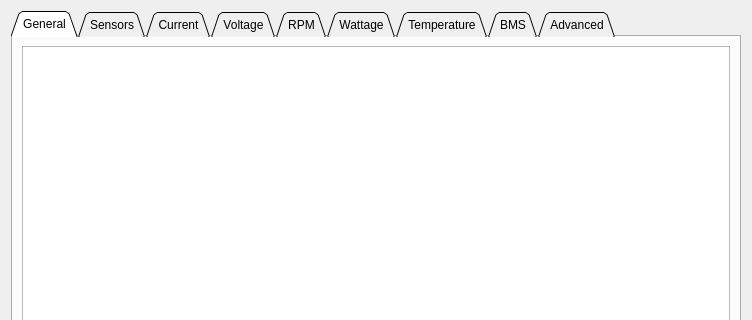
Above: pages/pagemotor.ui from njupt-robomasters/vesc_tool-zh before the change; both pictures show x 0 to 752 and y 0 to 320 of the 752 by 536 pixel window. Below: the same form after it.
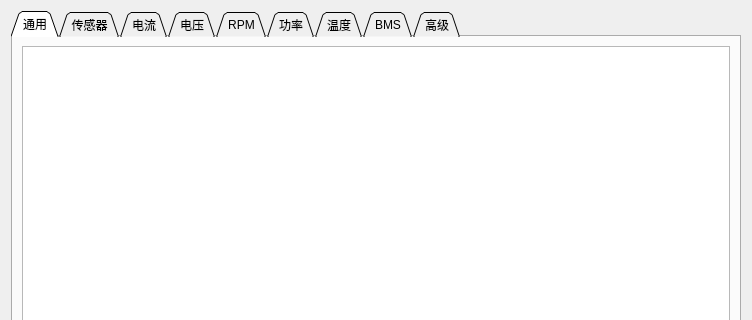
That is the form after the change. Custom widgets are drawn as their Qt base class.

Diff of the .ui file:
```diff
--- a/pages/pagemotor.ui
+++ b/pages/pagemotor.ui
@@ -24,7 +24,7 @@
      </property>
      <widget class="QWidget" name="tab">
       <attribute name="title">
-       <string>General</string>
+       <string>通用</string>
       </attribute>
       <layout class="QVBoxLayout" name="verticalLayout_2">
        <item>
@@ -40,7 +40,7 @@
      </widget>
      <widget class="QWidget" name="tab_9">
       <attribute name="title">
-       <string>Sensors</string>
+       <string>传感器</string>
       </attribute>
       <layout class="QVBoxLayout" name="verticalLayout_10">
        <item>
@@ -50,7 +50,7 @@
      </widget>
      <widget class="QWidget" name="tab_2">
       <attribute name="title">
-       <string>Current</string>
+       <string>电流</string>
       </attribute>
       <layout class="QVBoxLayout" name="verticalLayout_3">
        <item>
@@ -60,7 +60,7 @@
      </widget>
      <widget class="QWidget" name="tab_3">
       <attribute name="title">
-       <string>Voltage</string>
+       <string>电压</string>
       </attribute>
       <layout class="QVBoxLayout" name="verticalLayout_4">
        <item>
@@ -83,7 +83,7 @@
      </widget>
      <widget class="QWidget" name="tab_7">
       <attribute name="title">
-       <string>Wattage</string>
+       <string>功率</string>
       </attribute>
       <layout class="QVBoxLayout" name="verticalLayout_8">
        <item>
@@ -93,7 +93,7 @@
      </widget>
      <widget class="QWidget" name="tab_4">
       <attribute name="title">
-       <string>Temperature</string>
+       <string>温度</string>
       </attribute>
       <layout class="QVBoxLayout" name="verticalLayout_5">
        <item>
@@ -113,7 +113,7 @@
      </widget>
      <widget class="QWidget" name="tab_5">
       <attribute name="title">
-       <string>Advanced</string>
+       <string>高级</string>
       </attribute>
       <layout class="QVBoxLayout" name="verticalLayout_6">
        <item>
```
